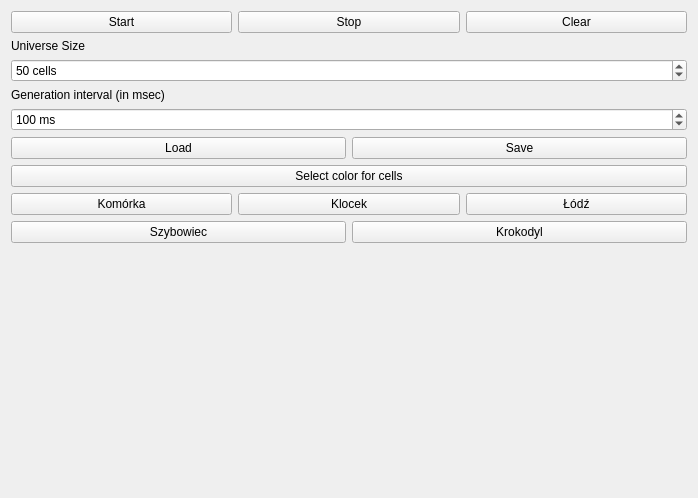
Old version of the form mainwindow.ui in the repository Buczeq/conway.
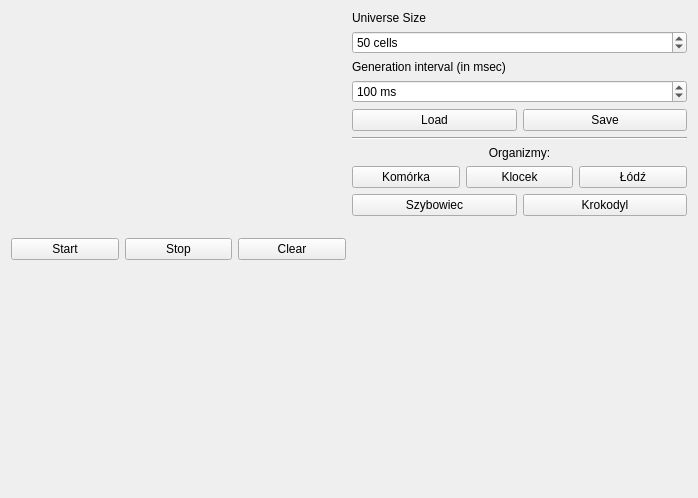
New version of the form.

```diff
--- a/mainwindow.ui
+++ b/mainwindow.ui
@@ -18,12 +18,9 @@
     <item>
      <layout class="QHBoxLayout" name="mainLayout">
       <item>
-       <layout class="QVBoxLayout" name="gameLayout"/>
-      </item>
-      <item>
-       <layout class="QVBoxLayout" name="setLayout">
+       <layout class="QVBoxLayout" name="gameLayout">
         <item>
-         <layout class="QHBoxLayout" name="controlLayout">
+         <layout class="QHBoxLayout" name="horizontalLayout_5">
           <item>
            <widget class="QPushButton" name="startButton">
             <property name="text">
@@ -48,6 +45,16 @@
          </layout>
         </item>
         <item>
+         <layout class="QVBoxLayout" name="verticalLayout_3"/>
+        </item>
+       </layout>
+      </item>
+      <item>
+       <layout class="QVBoxLayout" name="setLayout">
+        <item>
+         <layout class="QHBoxLayout" name="controlLayout"/>
+        </item>
+        <item>
          <widget class="QLabel" name="label">
           <property name="text">
            <string>Universe Size</string>
@@ -115,9 +122,19 @@
          </layout>
         </item>
         <item>
-         <widget class="QPushButton" name="colorButton">
+         <widget class="Line" name="line">
+          <property name="orientation">
+           <enum>Qt::Horizontal</enum>
+          </property>
+         </widget>
+        </item>
+        <item>
+         <widget class="QLabel" name="label_2">
           <property name="text">
-           <string>Select color for cells</string>
+           <string>Organizmy:</string>
+          </property>
+          <property name="alignment">
+           <set>Qt::AlignCenter</set>
           </property>
          </widget>
         </item>
```
